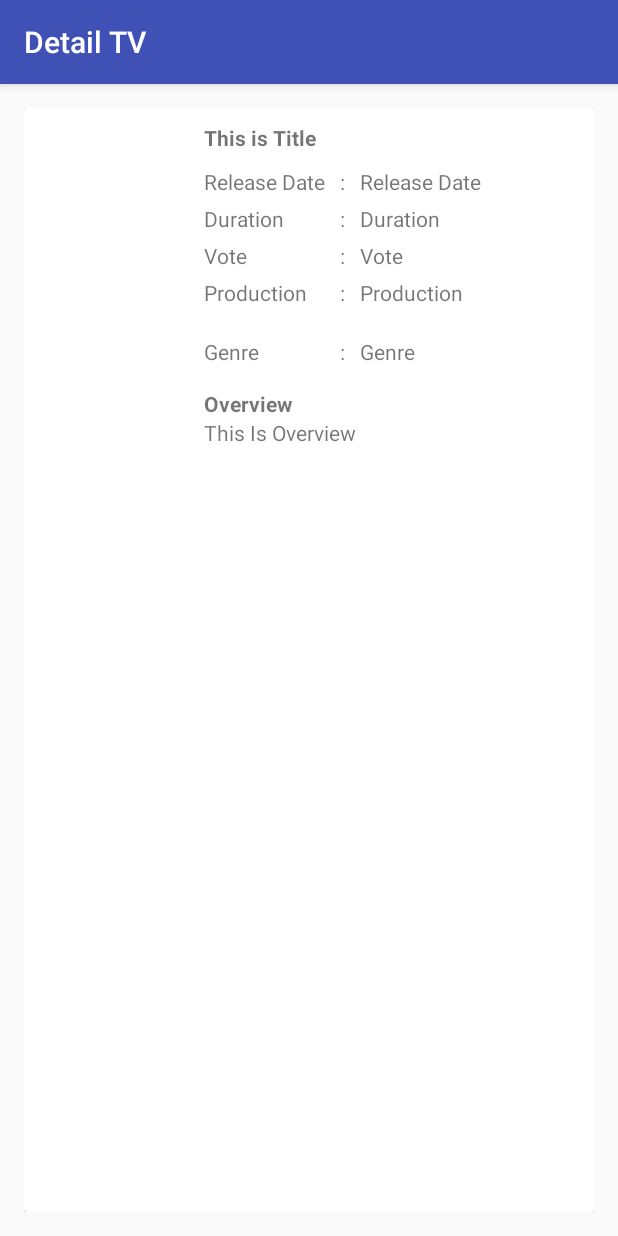
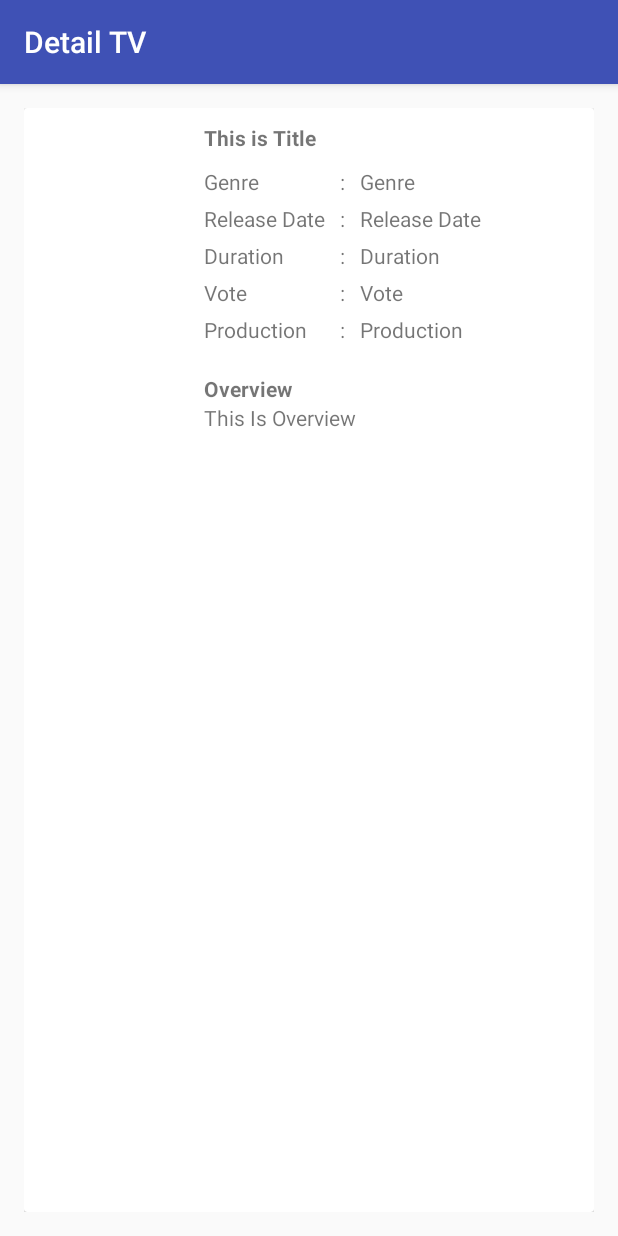
Before and after one commit to developerazis/MovieApps, an Android app: the DetailTvActivity screen opened directly, with no data from a screen before it, on a phone screen of 412 x 824 dp. Run offline under Robolectric (Android 15) with nearby library versions, the phone set to English and light mode, and no system bars; pictures from the network do not load.

Commit message:
Update Layout

```diff
--- a/app/src/main/java/com/appsaja/wagiman/moviesapps/DetailMovieActivity.java
+++ b/app/src/main/java/com/appsaja/wagiman/moviesapps/DetailMovieActivity.java
@@ -73,7 +73,7 @@ public class DetailMovieActivity extends AppCompatActivity {
                 }else {
                     productionMovie.setText("-");
                 }
-                durationMovie.setText(details.getDuration()+ " Minute");
+                durationMovie.setText(details.getDuration()+ " minutes");
                 releaseDate.setText(details.getRelease_date());
                 voteMovie.setText(details.getVoteAverage().toString());
                 overviewMovie.setText(details.getOverview());
--- a/app/src/main/res/layout/detail_layout.xml
+++ b/app/src/main/res/layout/detail_layout.xml
@@ -42,6 +42,11 @@
                         android:layout_height="wrap_content"
                         android:layout_marginRight="10dp">
                         <TextView
+                            android:text="Genre"
+                            android:layout_width="wrap_content"
+                            android:layout_height="wrap_content"
+                            android:layout_marginBottom="5dp"/>
+                        <TextView
                             android:text="Release Date"
                             android:layout_width="wrap_content"
                             android:layout_height="wrap_content"
@@ -60,12 +65,7 @@
                             android:text="Production"
                             android:layout_width="wrap_content"
                             android:layout_height="wrap_content"
-                            android:layout_marginBottom="20dp"/>
-                        <TextView
-                            android:text="Genre"
-                            android:layout_width="wrap_content"
-                            android:layout_height="wrap_content"
-                            android:layout_marginBottom="5dp"/>
+                            android:layout_marginBottom="10dp"/>
                     </LinearLayout>
                     <LinearLayout
                         android:orientation="vertical"
@@ -91,18 +91,24 @@
                             android:text=":"
                             android:layout_width="wrap_content"
                             android:layout_height="wrap_content"
-                            android:layout_marginBottom="20dp"/>
+                            android:layout_marginBottom="5dp"/>
                         <TextView
                             android:text=":"
                             android:layout_width="wrap_content"
                             android:layout_height="wrap_content"
-                            android:layout_marginBottom="5dp"/>
+                            android:layout_marginBottom="10dp"/>
                     </LinearLayout>
                     <LinearLayout
                         android:orientation="vertical"
                         android:layout_width="wrap_content"
                         android:layout_height="wrap_content"
                         android:layout_marginRight="10dp">
+                        <TextView
+                            android:text="Genre"
+                            android:id="@+id/genre"
+                            android:layout_width="wrap_content"
+                            android:layout_height="wrap_content"
+                            android:layout_marginBottom="5dp"/>
                         <TextView
                             android:text="Release Date"
                             android:id="@+id/releaseDate"
@@ -126,13 +132,7 @@
                             android:id="@+id/production"
                             android:layout_width="wrap_content"
                             android:layout_height="wrap_content"
-                            android:layout_marginBottom="20dp"/>
-                        <TextView
-                            android:text="Genre"
-                            android:id="@+id/genre"
-                            android:layout_width="wrap_content"
-                            android:layout_height="wrap_content"
-                            android:layout_marginBottom="5dp"/>
+                            android:layout_marginBottom="10dp"/>
                     </LinearLayout>
                 </LinearLayout>
 
```
Also changed, not shown: app/src/main/java/com/appsaja/wagiman/moviesapps/DetailTvActivity.java (+5 -5 lines), app/src/main/java/com/appsaja/wagiman/moviesapps/fragment/NowPlayingFragment.java (+4 -4 lines).
